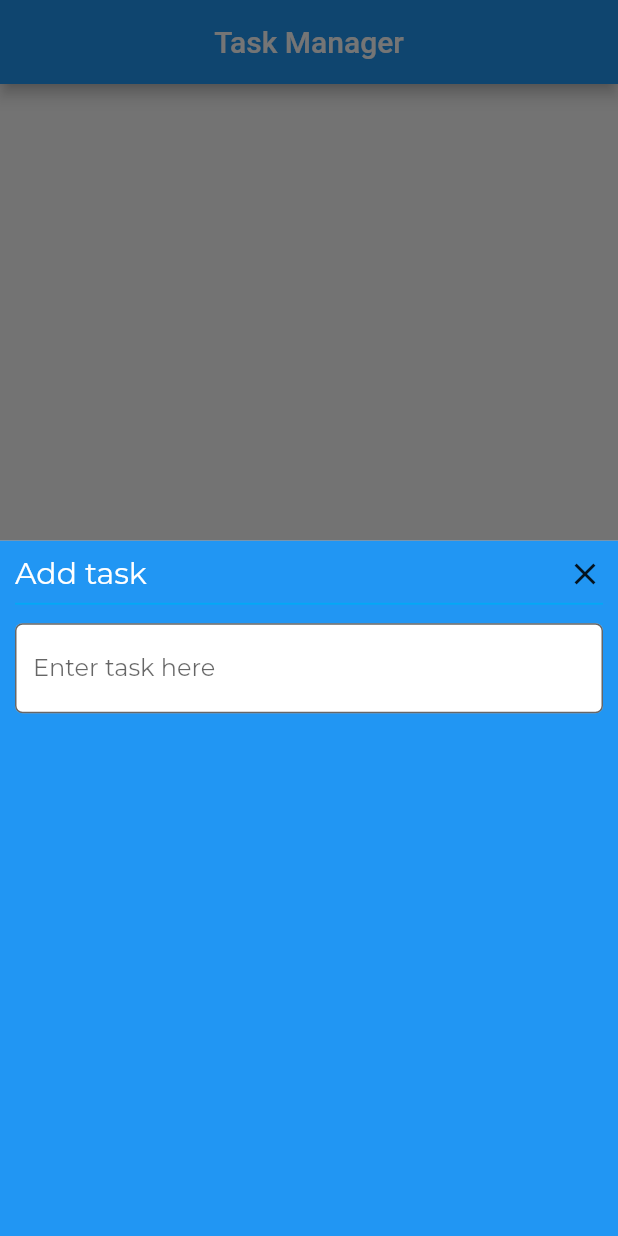
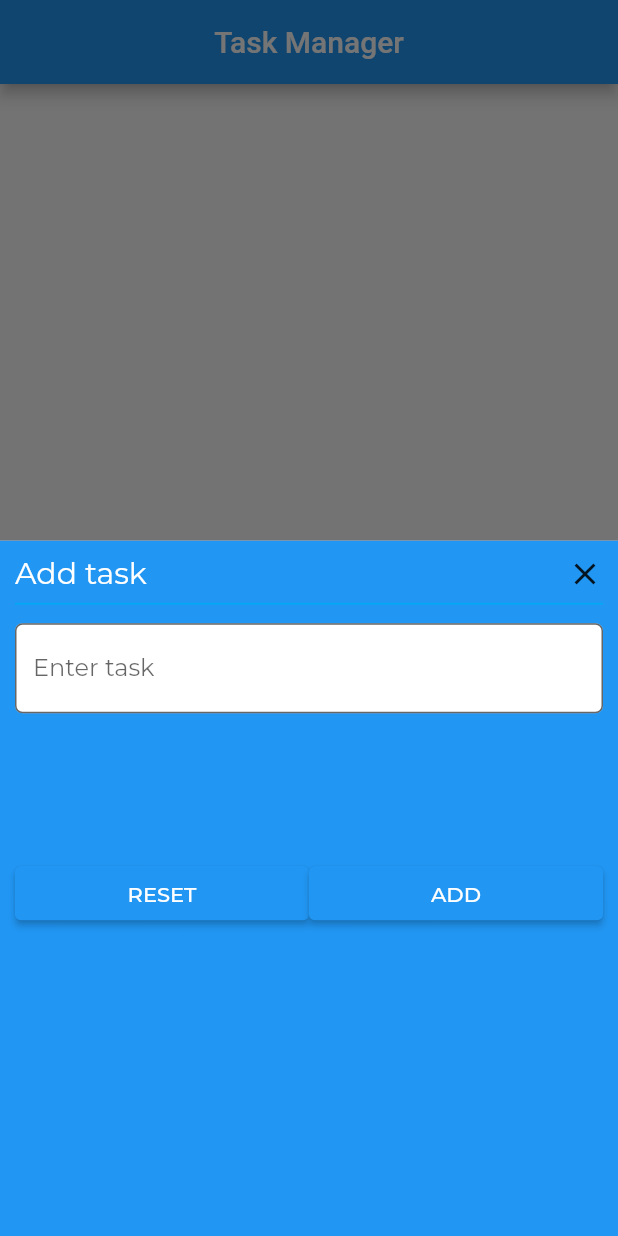
Before and after one commit to khethelo7/task_manager_app, a Flutter app: the screen it shows after launch, after a tap on the "add" icon, on a phone screen of 412 x 824 dp. Run offline on Flutter 3.47's test engine with Material 2 defaults, Android fonts, the phone set to English and light mode, and no system bars; our stand-ins replace google_fonts.

Commit message:
stack(homescreen): Added 2 buttons, done and reset

```diff
--- a/lib/screens/home_screen.dart
+++ b/lib/screens/home_screen.dart
@@ -3,6 +3,7 @@ import 'package:google_fonts/google_fonts.dart';
 
 class HomeScreen extends StatelessWidget {
   static const routeName = '/home-screen';
+  @override
   Widget build(BuildContext context) {
     return Scaffold(
       appBar: AppBar(title: Text("Task Manager"), centerTitle: true,),
@@ -41,17 +42,40 @@ class HomeScreen extends StatelessWidget {
                 color: Colors.lightBlue,
                 thickness: 1.2
               ),
-              SizedBox(height: 5.0),
+              const SizedBox(height: 5.0),
               TextField(
                 decoration: InputDecoration(
                   border: OutlineInputBorder(
                     borderRadius: BorderRadius.circular(5.0),
-                    borderSide: BorderSide(color: Colors.blue)
+                    borderSide: const BorderSide(color: Colors.blue)
                   ),
                   fillColor: Colors.white,
                   filled: true,
-                  hintText: "Enter task here",
+                  hintText: "Enter task",
                   hintStyle:  GoogleFonts.montserrat(),
+                ),
+              ),
+              SizedBox(height: 20.0,),
+              SizedBox(
+                width: MediaQuery.of(context).size.width,
+                height: 200.0,
+                child: Row(
+                  children: [
+                    Container(
+                      width: (MediaQuery.of(context).size.width / 2) - 10,
+                      child: ElevatedButton(
+                        onPressed: () => print("reset pressed"),
+                        child: Text("RESET", style: GoogleFonts.montserrat()),
+                      ),
+                    ),
+                    Container(
+                      width: (MediaQuery.of(context).size.width / 2) - 10,
+                      child: ElevatedButton(
+                        onPressed: () => print("add pressed"),
+                        child: Text("ADD", style: GoogleFonts.montserrat()),
+                      ),
+                    )
+                  ],
                 ),
               )
             ]),
```
